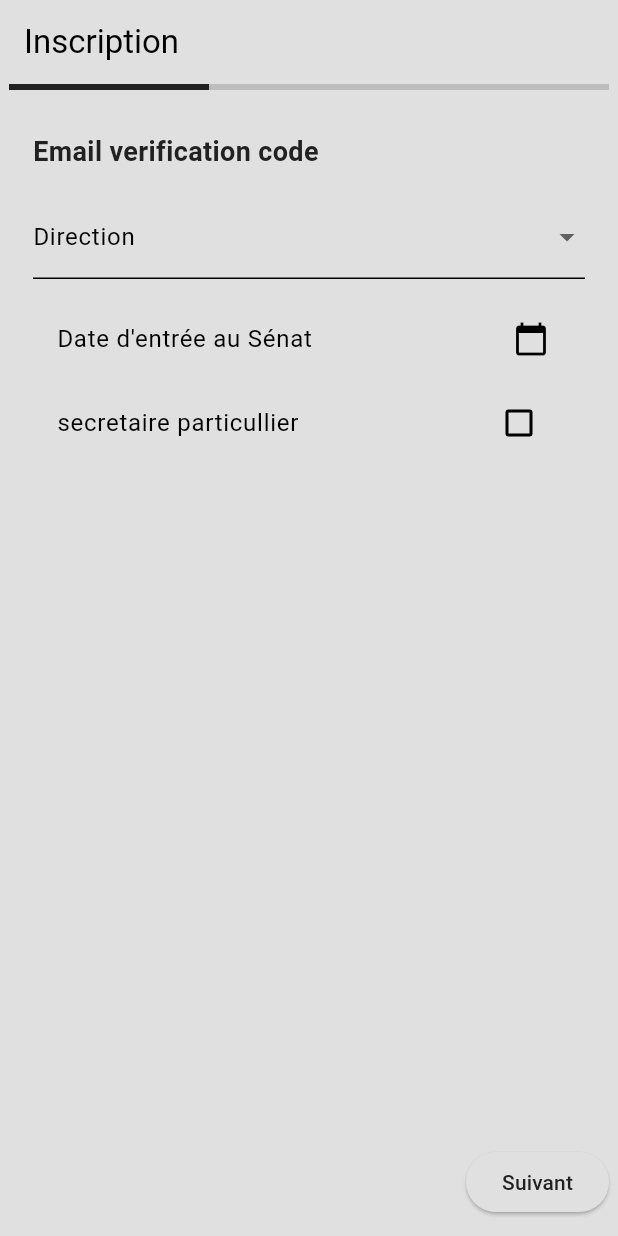
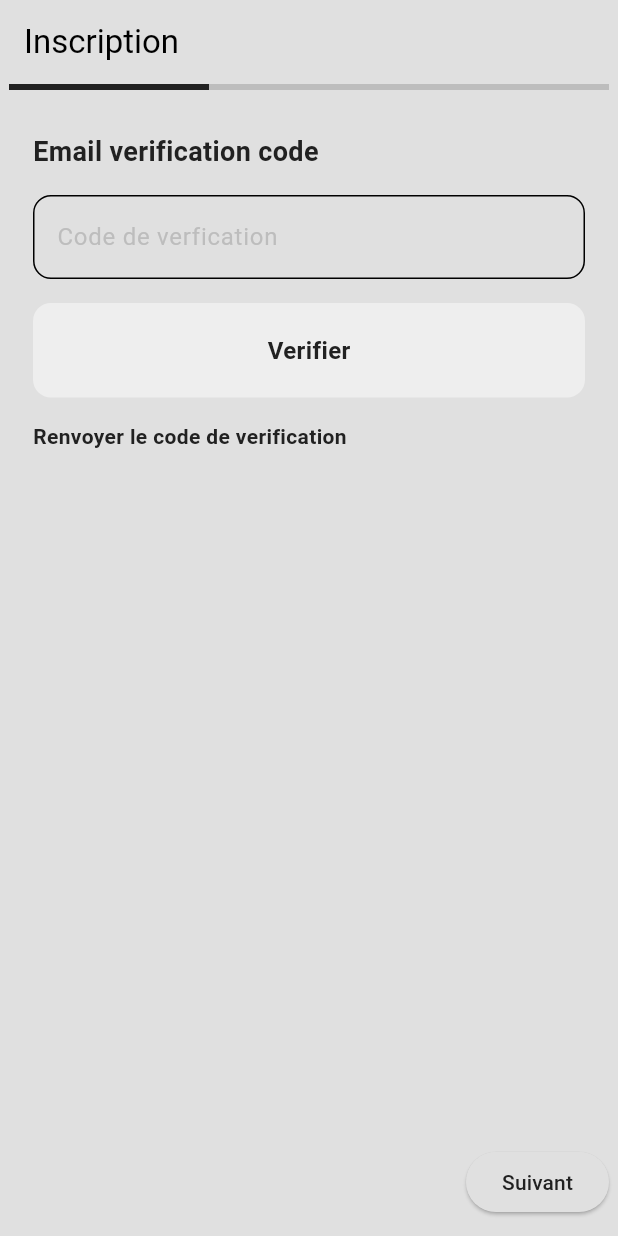
Before and after one commit to Daris02/social-app-ui, a Flutter app: the RegisterScreen screen opened by its route, swiped to page 4, on a phone screen of 412 x 824 dp. Run offline on Flutter 3.47's test engine with Material 3 defaults, Android fonts, the phone set to English and light mode, and no system bars; our stand-ins replace chewie, dio, file_picker, flutter_dotenv, flutter_local_notifications, flutter_riverpod and 4 more; missing offline and left inert: cached_video_player_plus, flutter_webrtc, media_kit, media_kit_video, video_player_media_kit, video_thumbnail; accounts and stored records are empty.

Commit message:
feat: add verification by email

```diff
--- a/lib/screens/auth/register.dart
+++ b/lib/screens/auth/register.dart
@@ -2,6 +2,8 @@ import 'package:intl/intl.dart';
 import 'package:flutter/material.dart';
 import 'package:flutter_riverpod/flutter_riverpod.dart';
 import 'package:social_app/models/enums/position.dart';
+import 'package:social_app/screens/auth/components/my_button.dart';
+import 'package:social_app/services/auth_service.dart';
 import '../../routes/app_router.dart';
 import 'package:social_app/models/create_user.dart';
 import 'package:social_app/providers/user_provider.dart';
@@ -17,6 +19,7 @@ class RegisterScreen extends ConsumerStatefulWidget {
 class _RegisterScreenState extends ConsumerState<RegisterScreen> {
   final _formKey = GlobalKey<FormState>();
   final _pageController = PageController();
+  bool _loading = false;
 
   // Step 1
   final _firstName = TextEditingController();
@@ -104,13 +107,19 @@ class _RegisterScreenState extends ConsumerState<RegisterScreen> {
         duration: const Duration(milliseconds: 400),
         curve: Curves.easeOut,
       );
-      ScaffoldMessenger.of(
-        context,
-      ).showSnackBar(const SnackBar(content: Text('Inscription reussi'), backgroundColor: Colors.green,));
+      ScaffoldMessenger.of(context).showSnackBar(
+        const SnackBar(
+          content: Text('Inscription reussi'),
+          backgroundColor: Colors.green,
+        ),
+      );
     } else {
-      ScaffoldMessenger.of(
-        context,
-      ).showSnackBar(const SnackBar(content: Text('Échec d\'inscription'), backgroundColor: Colors.red,));
+      ScaffoldMessenger.of(context).showSnackBar(
+        const SnackBar(
+          content: Text('Échec d\'inscription'),
+          backgroundColor: Colors.red,
+        ),
+      );
     }
   }
 
@@ -118,9 +127,7 @@ class _RegisterScreenState extends ConsumerState<RegisterScreen> {
 
   // }
 
-  void _emailVerified() {
-
-  }
+  void _emailVerified() {}
 
   @override
   Widget build(BuildContext context) {
@@ -332,49 +339,56 @@ class _RegisterScreenState extends ConsumerState<RegisterScreen> {
                             ),
                           ),
                           const SizedBox(height: 16),
-                          DropdownButtonFormField<Direction>(
-                            value: _direction,
-                            items: Direction.values
-                                .map(
-                                  (direction) => DropdownMenuItem(
-                                    value: direction,
-                                    child: Text(direction.name),
+                          MyTextField(
+                            labelText: 'Code de verfication',
+                            obscureText: false,
+                            controller: _verificationCode,
+                            validator: (v) => (v!.isEmpty && (v.length < 6))
+                                ? "Champ requis et 6 caractères min."
+                                : null,
                           ),
-                                )
-                                .toList(),
-                            onChanged: (v) => setState(() => _direction = v),
-                            decoration: const InputDecoration(
-                              labelText: "Direction",
+                          const SizedBox(height: 16),
+                          MyButton(
+                            text: "Verifier",
+                            loading: _loading,
+                            onTap: _loading
+                                ? null
+                                : () async {
+                                    setState(() => _loading = true);
+                                    try {
+                                      final isValide =
+                                          await AuthService.verifyEmailWithCode(
+                                            _email.text,
+                                            _verificationCode.text,
+                                          );
+                                      if (isValide) {
+                                        router.go('/login');
+                                      } else {
+                                        ScaffoldMessenger.of(
+                                          context,
+                                        ).showSnackBar(
+                                          const SnackBar(
+                                            content: Text(
+                                              'Échec de verification du code',
                                             ),
-                            validator: (v) =>
-                                v == null ? "Sélectionnez une direction" : null,
+                                            backgroundColor: Colors.red,
                                           ),
-                          const SizedBox(height: 12),
-                          ListTile(
-                            title: Text(
-                              _entryDate == null
-                                  ? "Date d'entrée au Sénat"
-                                  : DateFormat(
-                                      'yyyy-MM-dd',
-                                    ).format(_entryDate!),
-                            ),
-                            trailing: const Icon(Icons.calendar_today),
-                            onTap: () async {
-                              final picked = await showDatePicker(
-                                context: context,
-                                initialDate: DateTime.now(),
-                                firstDate: DateTime(1950),
-                                lastDate: DateTime.now(),
                                         );
-                              if (picked != null) {
-                                setState(() => _entryDate = picked);
+                                      }
+                                    } finally {
+                                      setState(() => _loading = false);
                                     }
                                   },
                           ),
-                          CheckboxListTile(
-                            value: _senator,
-                            onChanged: (v) => setState(() => _senator = v!),
-                            title: const Text("secretaire particullier"),
+                          const SizedBox(height: 16),
+                          GestureDetector(
+                            onTap: () async {
+                              await AuthService.resendCode(_email.text);
+                            },
+                            child: Text(
+                              "Renvoyer le code de verification",
+                              style: TextStyle(fontWeight: FontWeight.bold),
+                            ),
                           ),
                         ],
                       ),
@@ -387,7 +401,7 @@ class _RegisterScreenState extends ConsumerState<RegisterScreen> {
                       ? MainAxisAlignment.end
                       : MainAxisAlignment.spaceBetween,
                   children: [
-                    if (_step > 0)
+                    if (_step > 0 && _step < 3)
                       OutlinedButton(
                         onPressed: _prevStep,
                         child: Text(
```
Also changed, not shown: lib/services/auth_service.dart (+16 -1 lines). Lines whose indentation alone changed are shown as unchanged.
